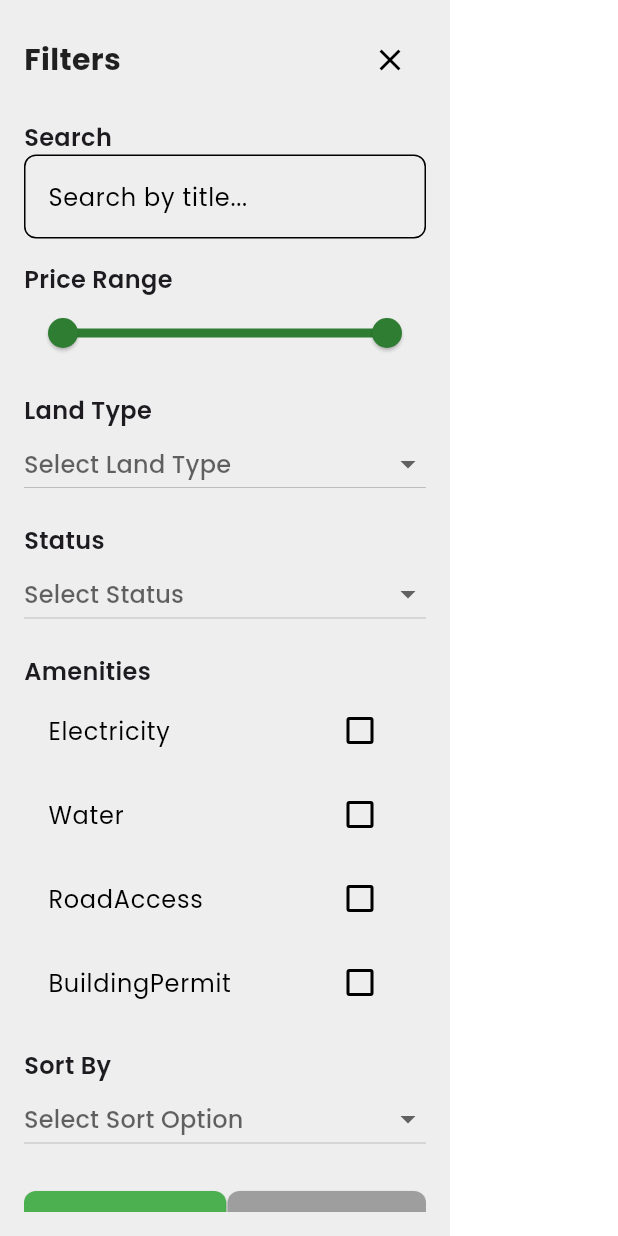
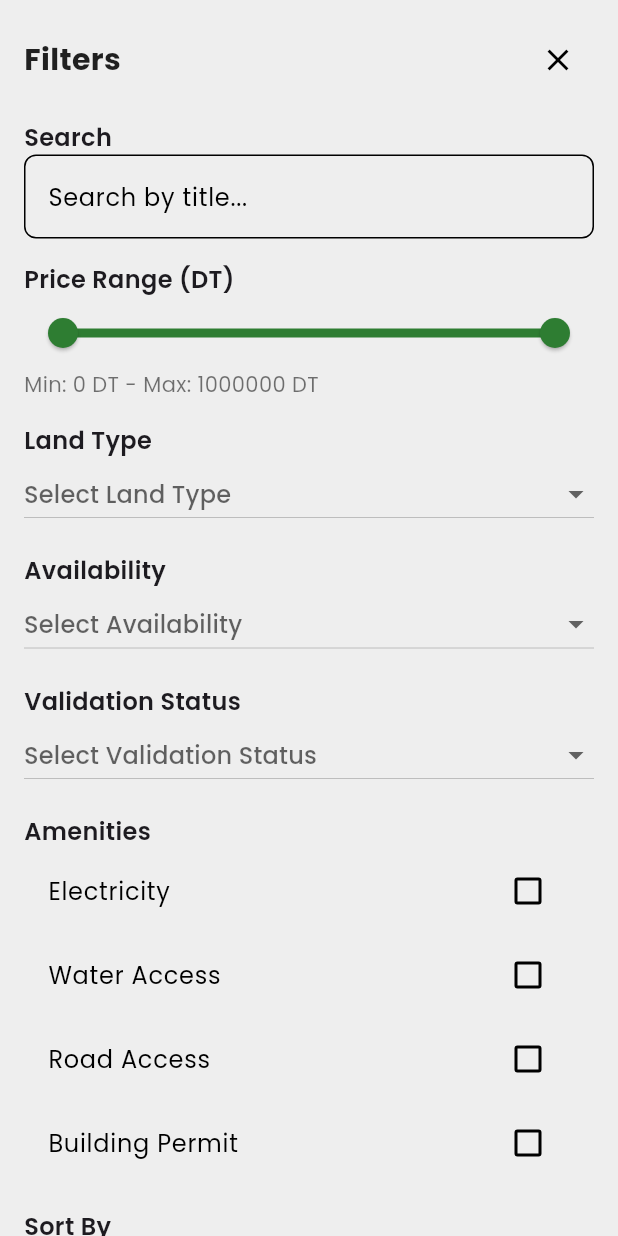
Before and after one commit to dalikhouaja008/frontoffice, a Flutter app: the InvestFilters widget shown alone on an empty page, opened directly with empty values, on a phone screen of 412 x 824 dp. Run offline on Flutter 3.47's test engine with Material 3 defaults, Android fonts, the phone set to English and light mode, and no system bars; our stand-ins replace bloc, dartz, equatable, flutter_bloc, flutter_secure_storage, flutter_tts and 8 more; accounts and stored records are empty; project files that could hold a hidden picture were left out.

```diff
--- a/lib/features/auth/presentation/bloc/lands/land_event.dart
+++ b/lib/features/auth/presentation/bloc/lands/land_event.dart
@@ -1,29 +1,33 @@
 // lib/features/auth/presentation/bloc/lands/land_event.dart
 part of 'land_bloc.dart';
 
+@immutable
 abstract class LandEvent {}
 
 class LoadLands extends LandEvent {}
 
 class NavigateToLandDetails extends LandEvent {
   final Land land;
+
   NavigateToLandDetails({required this.land});
 }
 
 class ApplyFilters extends LandEvent {
   final RangeValues priceRange;
   final String searchQuery;
-  final String sortBy;
+  final String? sortBy;
   final String? landType;
-  final String? validationStatus; // Now a String
+  final String? validationStatus;
+  final String? availability; // Added for filtering by availability
   final Map<String, bool>? amenities;
 
   ApplyFilters({
     required this.priceRange,
     required this.searchQuery,
-    required this.sortBy,
+    this.sortBy,
     this.landType,
     this.validationStatus,
+    this.availability,
     this.amenities,
   });
 }
--- a/lib/features/auth/presentation/widgets/invest_filters.dart
+++ b/lib/features/auth/presentation/widgets/invest_filters.dart
@@ -19,12 +19,13 @@ class InvestFilters extends StatefulWidget {
 class _InvestFiltersState extends State<InvestFilters> {
   RangeValues _priceRange = const RangeValues(0, 1000000);
   LandType? _selectedLandType;
-  String? _selectedStatus; // Changed to String
+  String? _selectedAvailability;
+  String? _selectedValidationStatus; // New field for validation status
   final Map<String, bool> _amenities = {
     'electricity': false,
-    'water': false,
-    'roadAccess': false,
-    'buildingPermit': false,
+    'water_access': false,
+    'road_access': false,
+    'building_permit': false,
   };
   String? _sortBy;
   String _searchQuery = '';
@@ -36,7 +37,8 @@ class _InvestFiltersState extends State<InvestFilters> {
         'max': _priceRange.end,
       },
       'landType': _selectedLandType?.name,
-      'validationStatus': _selectedStatus, // Now a String
+      'validationStatus': _selectedValidationStatus, // Added validation status
+      'availability': _selectedAvailability,
       'amenities': _amenities,
       'sortBy': _sortBy,
       'searchQuery': _searchQuery,
@@ -49,7 +51,8 @@ class _InvestFiltersState extends State<InvestFilters> {
     setState(() {
       _priceRange = const RangeValues(0, 1000000);
       _selectedLandType = null;
-      _selectedStatus = null;
+      _selectedAvailability = null;
+      _selectedValidationStatus = null;
       _amenities.updateAll((key, value) => false);
       _sortBy = null;
       _searchQuery = '';
@@ -58,6 +61,7 @@ class _InvestFiltersState extends State<InvestFilters> {
       'priceRange': {'min': 0, 'max': 1000000},
       'landType': null,
       'validationStatus': null,
+      'availability': null,
       'amenities': _amenities..updateAll((key, value) => false),
       'sortBy': null,
       'searchQuery': '',
@@ -67,11 +71,11 @@ class _InvestFiltersState extends State<InvestFilters> {
 
   @override
   Widget build(BuildContext context) {
-    return Container(
-      width: 300,
+    return Material(
       color: Colors.grey[200],
+      child: SafeArea(
+        child: SingleChildScrollView(
           padding: const EdgeInsets.all(16.0),
-      child: SingleChildScrollView(
           child: Column(
             crossAxisAlignment: CrossAxisAlignment.start,
             children: [
@@ -111,7 +115,7 @@ class _InvestFiltersState extends State<InvestFilters> {
               ),
               const SizedBox(height: 16),
               const Text(
-              'Price Range',
+                'Price Range (DT)',
                 style: TextStyle(fontSize: 16, fontWeight: FontWeight.w600),
               ),
               RangeSlider(
@@ -128,6 +132,10 @@ class _InvestFiltersState extends State<InvestFilters> {
                     _priceRange = values;
                   });
                 },
+              ),
+              Text(
+                'Min: ${_priceRange.start.round()} DT - Max: ${_priceRange.end.round()} DT',
+                style: const TextStyle(color: Colors.black54),
               ),
               const SizedBox(height: 16),
               const Text(
@@ -152,21 +160,41 @@ class _InvestFiltersState extends State<InvestFilters> {
               ),
               const SizedBox(height: 16),
               const Text(
-              'Status',
+                'Availability',
                 style: TextStyle(fontSize: 16, fontWeight: FontWeight.w600),
               ),
               DropdownButton<String>(
                 isExpanded: true,
-              value: _selectedStatus,
-              hint: const Text('Select Status'),
+                value: _selectedAvailability,
+                hint: const Text('Select Availability'),
                 items: const [
-                DropdownMenuItem(value: 'available', child: Text('Available')),
-                DropdownMenuItem(value: 'reserved', child: Text('Reserved')),
-                DropdownMenuItem(value: 'sold', child: Text('Sold')),
+                  DropdownMenuItem(value: 'AVAILABLE', child: Text('Available')),
+                  DropdownMenuItem(value: 'RESERVED', child: Text('Reserved')),
+                  DropdownMenuItem(value: 'SOLD', child: Text('Sold')),
                 ],
                 onChanged: (String? value) {
                   setState(() {
-                  _selectedStatus = value;
+                    _selectedAvailability = value;
+                  });
+                },
+              ),
+              const SizedBox(height: 16),
+              const Text(
+                'Validation Status',
+                style: TextStyle(fontSize: 16, fontWeight: FontWeight.w600),
+              ),
+              DropdownButton<String>(
+                isExpanded: true,
+                value: _selectedValidationStatus,
+                hint: const Text('Select Validation Status'),
+                items: const [
+                  DropdownMenuItem(value: 'PENDING_VALIDATION', child: Text('Pending Validation')),
+                  DropdownMenuItem(value: 'VALIDATED', child: Text('Validated')),
+                  DropdownMenuItem(value: 'REJECTED', child: Text('Rejected')),
+                ],
+                onChanged: (String? value) {
+                  setState(() {
+                    _selectedValidationStatus = value;
                   });
                 },
               ),
@@ -177,7 +205,7 @@ class _InvestFiltersState extends State<InvestFilters> {
               ),
               ..._amenities.keys.map((String key) {
                 return CheckboxListTile(
-                title: Text(key[0].toUpperCase() + key.substring(1)),
+                  title: Text(key.replaceAll('_', ' ').split(' ').map((word) => word[0].toUpperCase() + word.substring(1)).join(' ')),
                   value: _amenities[key],
                   onChanged: (bool? value) {
                     setState(() {
@@ -233,6 +261,7 @@ class _InvestFiltersState extends State<InvestFilters> {
             ],
           ),
         ),
+      ),
     );
   }
 }
--- a/lib/main.dart
+++ b/lib/main.dart
@@ -35,6 +35,7 @@ class SimpleBlocObserver extends BlocObserver {
 }
 
 void main() async {
+  setupLocator();
   WidgetsFlutterBinding.ensureInitialized();
   Bloc.observer = SimpleBlocObserver();
   await initDependencies();
--- a/pubspec.yaml
+++ b/pubspec.yaml
@@ -47,6 +47,7 @@ dependencies:
   latlong2: ^0.9.0
   fl_chart: ^0.68.0
   flutter_tts: ^3.8.5
+  share_plus: ^9.0.0
 
 
   # The following adds the Cupertino Icons font to your application.
```
Also changed, not shown: lib/features/auth/presentation/bloc/lands/land_bloc.dart (+24 -10 lines), lib/features/auth/presentation/pages/investments/invest_page.dart (+29 -4 lines), lib/features/auth/presentation/pages/land_detail_screen.dart (+124 -77 lines), lib/features/auth/presentation/widgets/catalogue/land_card.dart (+46 -5 lines), pubspec.lock, 5 other files. Lines whose indentation alone changed are shown as unchanged.
